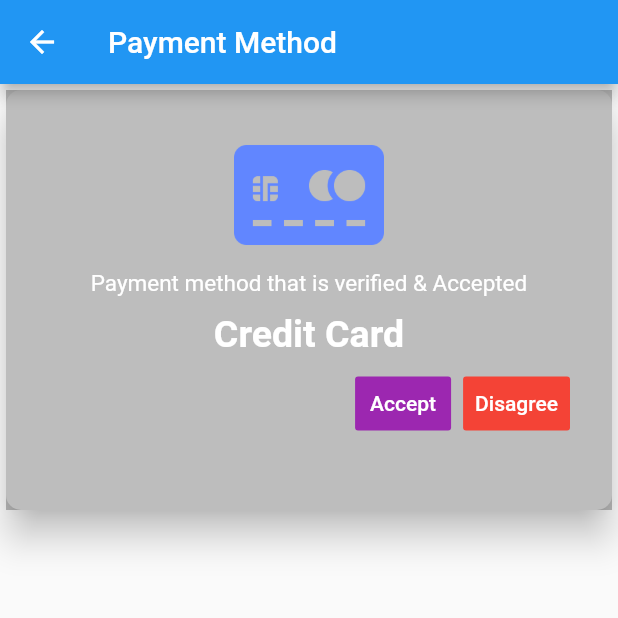
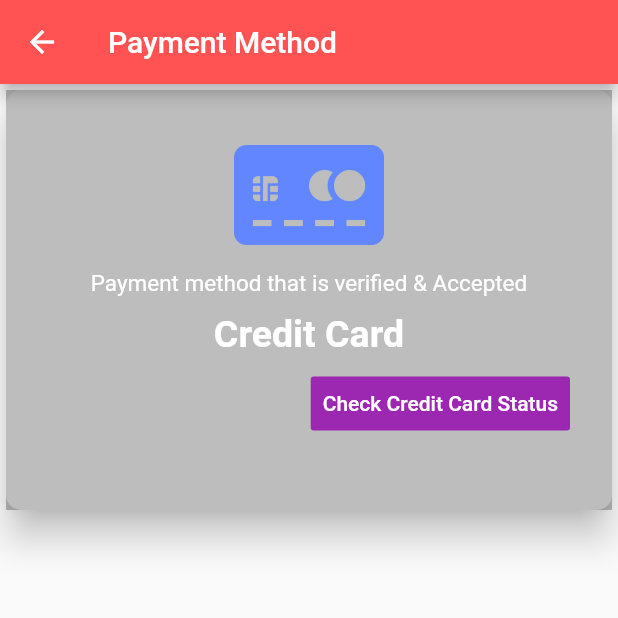
Before and after one commit to mervinkogei/garage-flutter, a Flutter app: the HomePage screen opened directly, in the side drawer, after a tap on "Payment", on a phone screen of 412 x 824 dp, the top half of it. Run offline on Flutter 3.47's test engine with Material 2 defaults, Android fonts, the phone set to English and light mode, and no system bars; our stand-ins replace carousel_pro, flutter_signin_button, google_maps_flutter.

Commit message:
updated the payment and services checklist

```diff
--- a/lib/main.dart
+++ b/lib/main.dart
@@ -4,10 +4,12 @@ import 'package:garage/components/locations.dart';
 // import 'package:garage/login.dart';
 import 'package:garage/pages/about.dart';
 import 'package:garage/pages/category.dart';
+// import 'package:garage/pages/check_list.dart';
 import 'package:garage/pages/google_map_screen.dart';
-import 'package:garage/pages/my_account.dart';
+// import 'package:garage/pages/my_account.dart';
 import 'package:garage/pages/payment.dart';
-import 'package:garage/pages/settings.dart';
+import 'package:garage/pages/test_checklist.dart';
+// import 'package:garage/pages/settings.dart';
 import 'package:garage/start.dart';
 
 
@@ -124,9 +126,9 @@ class _HomePageState extends State<HomePage> {
            Divider(),
 
           InkWell(
-             onTap: () => Navigator.push(context, MaterialPageRoute(builder: (context)=>Settings())),
+             onTap: () => Navigator.push(context, MaterialPageRoute(builder: (context)=>CheckBoxListTileDemo())),
             child: ListTile(
-              title: Text('Settings'),
+              title: Text('Services'),
               leading: Icon(
                 Icons.settings
               ),
@@ -134,11 +136,11 @@ class _HomePageState extends State<HomePage> {
           ),
 
           InkWell(
-            onTap: () => Navigator.push(context, MaterialPageRoute(builder: (context)=>About())),
+            onTap: () => Navigator.push(context, MaterialPageRoute(builder: (context)=>Start())),
             child: ListTile(
-              title: Text('About'),
+              title: Text('Logout'),
               leading: Icon(
-                Icons.help, color: Colors.blueAccent,
+                Icons.logout, color: Colors.blueAccent,
               ),
           )
           ),
--- a/lib/pages/payment.dart
+++ b/lib/pages/payment.dart
@@ -10,14 +10,13 @@ class _PaymentState extends State<Payment> {
   Widget build(BuildContext context) {
     return Scaffold(
       appBar: AppBar(
-        title: Text('Payment Method'),),
-
+        title: Text('Payment Method'),
+        backgroundColor: Colors.redAccent,
+      ),
       body: Card(
         elevation: 10.0,
-          shape: RoundedRectangleBorder(
-            borderRadius: BorderRadius.circular(10.0)
-          ),
-
+        shape:
+            RoundedRectangleBorder(borderRadius: BorderRadius.circular(10.0)),
         child: Container(
           padding: EdgeInsets.all(20.0),
           height: 280.0,
@@ -25,29 +24,75 @@ class _PaymentState extends State<Payment> {
           child: Column(
             // crossAxisAlignment: CrossAxisAlignment.start,
             children: [
-                Image(image: AssetImage("images/card.png"), height: 100.0,),
-                Text('Payment method that is verified & Accepted', style: TextStyle(fontSize: 15.0, color: Colors.white),),
-
-
-                SizedBox(height: 10.0,),
-                Text('Credit Card', style: TextStyle(color: Colors.white,
-                fontSize: 25.0, fontWeight: FontWeight.bold),),
-
-                ButtonBar(
+              Image(
+                image: AssetImage("images/card.png"),
+                height: 100.0,
+              ),
+              Text(
+                'Payment method that is verified & Accepted',
+                style: TextStyle(fontSize: 15.0, color: Colors.white),
+              ),
+              SizedBox(
+                height: 10.0,
+              ),
+              Text(
+                'Credit Card',
+                style: TextStyle(
+                    color: Colors.white,
+                    fontSize: 25.0,
+                    fontWeight: FontWeight.bold),
+              ),
+              Center(
+                child: ButtonBar(
                   children: [
-                    FlatButton(onPressed: (){},
-                    child: Text('Accept'),color: Colors.purple,
-                    textColor: Colors.white,),
-
-                    FlatButton(onPressed: (){},
-                    child: Text('Disagree'),color: Colors.red,
-                    textColor: Colors.white,)
-                  ],
-                )
-
+                    // ignore: deprecated_member_use
+                    Center(
+                      child: FlatButton(
+                        onPressed: () {
+                          showAlertDialog(context);
+                        },
+                        child: Text('Check Credit Card Status'),
+                        color: Colors.purple,
+                        textColor: Colors.white,
+                      ),
+                    ),
+                    // ignore: deprecated_member_use
+                    // FlatButton(
+                    //   onPressed: () {},
+                    //   child: Text('Disagree'),
+                    //   color: Colors.red,
+                    //   textColor: Colors.white,
+                    // )
                   ],
                 ),
-          ),),
+              )
+            ],
+          ),
+        ),
+      ),
     );
   }
 }
+
+showAlertDialog(BuildContext context) {
+  // set up the button
+  Widget okButton = FlatButton(
+    child: Text("OK"),
+    onPressed: () {
+      Navigator.of(context).pop();
+    },
+  ); // set up the AlertDialog
+  AlertDialog alert = AlertDialog(
+    title: Text("Payment Method"),
+    content: Text("Credit Card is allowed Here!"),
+    actions: [
+      okButton,
+    ],
+  ); // show the dialog
+  showDialog(
+    context: context,
+    builder: (BuildContext context) {
+      return alert;
+    },
+  );
+}
```
Also changed, not shown: lib/pages/check_list.dart (added, +88 -0 lines), lib/pages/settings.dart (+5 -4 lines), lib/pages/test_checklist.dart (added, +160 -0 lines), pubspec.lock. Lines whose indentation alone changed are shown as unchanged.
